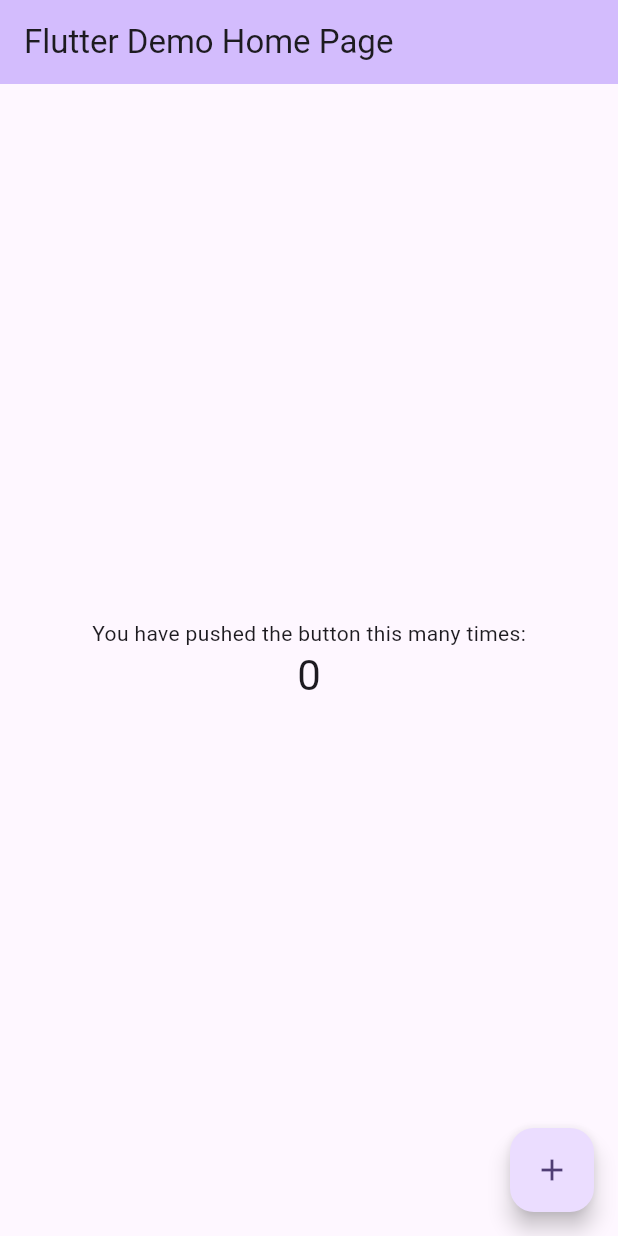
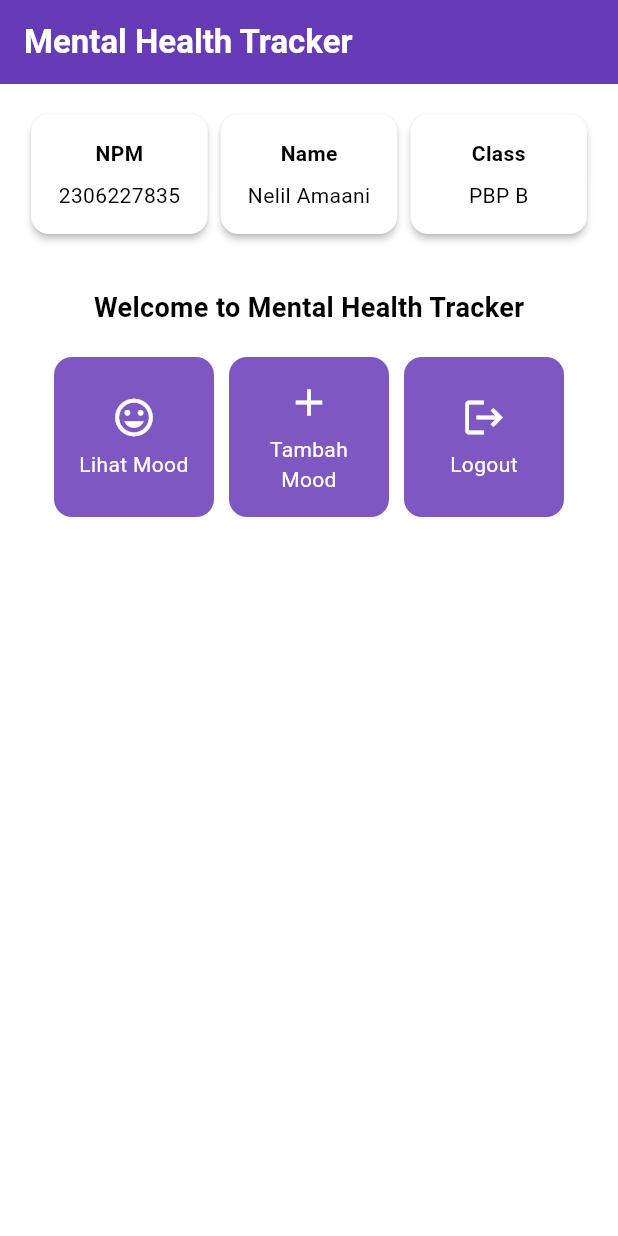
Before and after one commit to nelil21/mental-health-tracker-mobile, a Flutter app: the screen it shows after launch, on a phone screen of 412 x 824 dp. Run offline on Flutter 3.47's test engine with Material 3 defaults, Android fonts, the phone set to English and light mode, and no system bars.

Commit message:
menyelesaikan tutorial flutter

```diff
--- a/lib/main.dart
+++ b/lib/main.dart
@@ -1,4 +1,5 @@
 import 'package:flutter/material.dart';
+import 'menu.dart';
 
 void main() {
   runApp(const MyApp());
@@ -7,119 +8,17 @@ void main() {
 class MyApp extends StatelessWidget {
   const MyApp({super.key});
 
-  // This widget is the root of your application.
   @override
   Widget build(BuildContext context) {
     return MaterialApp(
       title: 'Flutter Demo',
       theme: ThemeData(
-        // This is the theme of your application.
-        //
-        // TRY THIS: Try running your application with "flutter run". You'll see
-        // the application has a purple toolbar. Then, without quitting the app,
-        // try changing the seedColor in the colorScheme below to Colors.green
-        // and then invoke "hot reload" (save your changes or press the "hot
-        // reload" button in a Flutter-supported IDE, or press "r" if you used
-        // the command line to start the app).
-        //
-        // Notice that the counter didn't reset back to zero; the application
-        // state is not lost during the reload. To reset the state, use hot
-        // restart instead.
-        //
-        // This works for code too, not just values: Most code changes can be
-        // tested with just a hot reload.
-        colorScheme: ColorScheme.fromSeed(seedColor: Colors.deepPurple),
+        colorScheme: ColorScheme.fromSwatch(
+          primarySwatch: Colors.deepPurple,
+        ).copyWith(secondary: Colors.deepPurple[400]),
         useMaterial3: true,
       ),
-      home: const MyHomePage(title: 'Flutter Demo Home Page'),
+      home: MyHomePage(),
     );
   }
 }
-
-class MyHomePage extends StatefulWidget {
-  const MyHomePage({super.key, required this.title});
-
-  // This widget is the home page of your application. It is stateful, meaning
-  // that it has a State object (defined below) that contains fields that affect
-  // how it looks.
-
-  // This class is the configuration for the state. It holds the values (in this
-  // case the title) provided by the parent (in this case the App widget) and
-  // used by the build method of the State. Fields in a Widget subclass are
-  // always marked "final".
-
-  final String title;
-
-  @override
-  State<MyHomePage> createState() => _MyHomePageState();
-}
-
-class _MyHomePageState extends State<MyHomePage> {
-  int _counter = 0;
-
-  void _incrementCounter() {
-    setState(() {
-      // This call to setState tells the Flutter framework that something has
-      // changed in this State, which causes it to rerun the build method below
-      // so that the display can reflect the updated values. If we changed
-      // _counter without calling setState(), then the build method would not be
-      // called again, and so nothing would appear to happen.
-      _counter++;
-    });
-  }
-
-  @override
-  Widget build(BuildContext context) {
-    // This method is rerun every time setState is called, for instance as done
-    // by the _incrementCounter method above.
-    //
-    // The Flutter framework has been optimized to make rerunning build methods
-    // fast, so that you can just rebuild anything that needs updating rather
-    // than having to individually change instances of widgets.
-    return Scaffold(
-      appBar: AppBar(
-        // TRY THIS: Try changing the color here to a specific color (to
-        // Colors.amber, perhaps?) and trigger a hot reload to see the AppBar
-        // change color while the other colors stay the same.
-        backgroundColor: Theme.of(context).colorScheme.inversePrimary,
-        // Here we take the value from the MyHomePage object that was created by
-        // the App.build method, and use it to set our appbar title.
-        title: Text(widget.title),
-      ),
-      body: Center(
-        // Center is a layout widget. It takes a single child and positions it
-        // in the middle of the parent.
-        child: Column(
-          // Column is also a layout widget. It takes a list of children and
-          // arranges them vertically. By default, it sizes itself to fit its
-          // children horizontally, and tries to be as tall as its parent.
-          //
-          // Column has various properties to control how it sizes itself and
-          // how it positions its children. Here we use mainAxisAlignment to
-          // center the children vertically; the main axis here is the vertical
-          // axis because Columns are vertical (the cross axis would be
-          // horizontal).
-          //
-          // TRY THIS: Invoke "debug painting" (choose the "Toggle Debug Paint"
-          // action in the IDE, or press "p" in the console), to see the
-          // wireframe for each widget.
-          mainAxisAlignment: MainAxisAlignment.center,
-          children: <Widget>[
-            const Text(
-              'You have pushed the button this many times:',
-            ),
-            Text(
-              '$_counter',
-              style: Theme.of(context).textTheme.headlineMedium,
-            ),
-          ],
-        ),
-      ),
-      floatingActionButton: FloatingActionButton(
-        onPressed: _incrementCounter,
-        tooltip: 'Increment',
-        child: const Icon(Icons.add),
-      ), // This trailing comma makes auto-formatting nicer for build methods.
-    );
-  }
-}
--- /dev/null
+++ b/lib/menu.dart
@@ -0,0 +1,186 @@
+import 'package:flutter/material.dart';
+
+class MyHomePage extends StatelessWidget {
+  MyHomePage({super.key});
+  final String npm = '2306227835'; // NPM
+  final String name = 'Nelil Amaani'; // Nama
+  final String className = 'PBP B'; // Kelas
+
+  final List<ItemHomepage> items = [
+         ItemHomepage("Lihat Mood", Icons.mood),
+         ItemHomepage("Tambah Mood", Icons.add),
+         ItemHomepage("Logout", Icons.logout),
+     ];
+
+  @override
+  Widget build(BuildContext context) {
+    // Scaffold menyediakan struktur dasar halaman dengan AppBar dan body.
+    return Scaffold(
+      // AppBar adalah bagian atas halaman yang menampilkan judul.
+      appBar: AppBar(
+        // Judul aplikasi "Mental Health Tracker" dengan teks putih dan tebal.
+        title: const Text(
+          'Mental Health Tracker',
+          style: TextStyle(
+            color: Colors.white,
+            fontWeight: FontWeight.bold,
+          ),
+        ),
+        // Warna latar belakang AppBar diambil dari skema warna tema aplikasi.
+        backgroundColor: Theme.of(context).colorScheme.primary,
+      ),
+      // Body halaman dengan padding di sekelilingnya.
+      body: Padding(
+        padding: const EdgeInsets.all(16.0),
+        // Menyusun widget secara vertikal dalam sebuah kolom.
+        child: Column(
+          crossAxisAlignment: CrossAxisAlignment.center,
+          children: [
+            // Row untuk menampilkan 3 InfoCard secara horizontal.
+            Row(
+              mainAxisAlignment: MainAxisAlignment.spaceEvenly,
+              children: [
+                InfoCard(title: 'NPM', content: npm),
+                InfoCard(title: 'Name', content: name),
+                InfoCard(title: 'Class', content: className),
+              ],
+            ),
+
+            // Memberikan jarak vertikal 16 unit.
+            const SizedBox(height: 16.0),
+
+            // Menempatkan widget berikutnya di tengah halaman.
+            Center(
+              child: Column(
+                // Menyusun teks dan grid item secara vertikal.
+
+                children: [
+                  // Menampilkan teks sambutan dengan gaya tebal dan ukuran 18.
+                  const Padding(
+                    padding: EdgeInsets.only(top: 16.0),
+                    child: Text(
+                      'Welcome to Mental Health Tracker',
+                      style: TextStyle(
+                        fontWeight: FontWeight.bold,
+                        fontSize: 18.0,
+                      ),
+                    ),
+                  ),
+
+                  // Grid untuk menampilkan ItemCard dalam bentuk grid 3 kolom.
+                  GridView.count(
+                    primary: true,
+                    padding: const EdgeInsets.all(20),
+                    crossAxisSpacing: 10,
+                    mainAxisSpacing: 10,
+                    crossAxisCount: 3,
+                    // Agar grid menyesuaikan tinggi kontennya.
+                    shrinkWrap: true,
+
+                    // Menampilkan ItemCard untuk setiap item dalam list items.
+                    children: items.map((ItemHomepage item) {
+                      return ItemCard(item);
+                    }).toList(),
+                  ),
+                ],
+              ),
+            ),
+          ],
+        ),
+      ),
+    );
+  }
+}
+
+class InfoCard extends StatelessWidget {
+  // Kartu informasi yang menampilkan title dan content.
+
+  final String title;  // Judul kartu.
+  final String content;  // Isi kartu.
+
+  const InfoCard({super.key, required this.title, required this.content});
+
+  @override
+  Widget build(BuildContext context) {
+    return Card(
+      // Membuat kotak kartu dengan bayangan dibawahnya.
+      elevation: 2.0,
+      child: Container(
+        // Mengatur ukuran dan jarak di dalam kartu.
+        width: MediaQuery.of(context).size.width / 3.5, // menyesuaikan dengan lebar device yang digunakan.
+        padding: const EdgeInsets.all(16.0),
+        // Menyusun title dan content secara vertikal.
+        child: Column(
+          children: [
+            Text(
+              title,
+              style: const TextStyle(fontWeight: FontWeight.bold),
+            ),
+            const SizedBox(height: 8.0),
+            Text(content),
+          ],
+        ),
+      ),
+    );
+  }
+}
+
+class ItemHomepage {
+  final String name;
+  final IconData icon;
+
+  ItemHomepage(this.name, this.icon);
+}
+
+class ItemCard extends StatelessWidget {
+  // Menampilkan kartu dengan ikon dan nama.
+
+  final ItemHomepage item;
+
+  const ItemCard(this.item, {super.key});
+
+  @override
+  Widget build(BuildContext context) {
+    return Material(
+      // Menentukan warna latar belakang dari tema aplikasi.
+      color: Theme.of(context).colorScheme.secondary,
+      // Membuat sudut kartu melengkung.
+      borderRadius: BorderRadius.circular(12),
+
+      child: InkWell(
+        // Aksi ketika kartu ditekan.
+        onTap: () {
+          // Menampilkan pesan SnackBar saat kartu ditekan.
+          ScaffoldMessenger.of(context)
+            ..hideCurrentSnackBar()
+            ..showSnackBar(
+              SnackBar(content: Text("Kamu telah menekan tombol ${item.name}!"))
+            );
+        },
+        // Container untuk menyimpan Icon dan Text
+        child: Container(
+          padding: const EdgeInsets.all(8),
+          child: Center(
+            child: Column(
+              // Menyusun ikon dan teks di tengah kartu.
+              mainAxisAlignment: MainAxisAlignment.center,
+              children: [
+                Icon(
+                  item.icon,
+                  color: Colors.white,
+                  size: 30.0,
+                ),
+                const Padding(padding: EdgeInsets.all(3)),
+                Text(
+                  item.name,
+                  textAlign: TextAlign.center,
+                  style: const TextStyle(color: Colors.white),
+                ),
+              ],
+            ),
+          ),
+        ),
+      ),
+    );
+  }
+}
```
